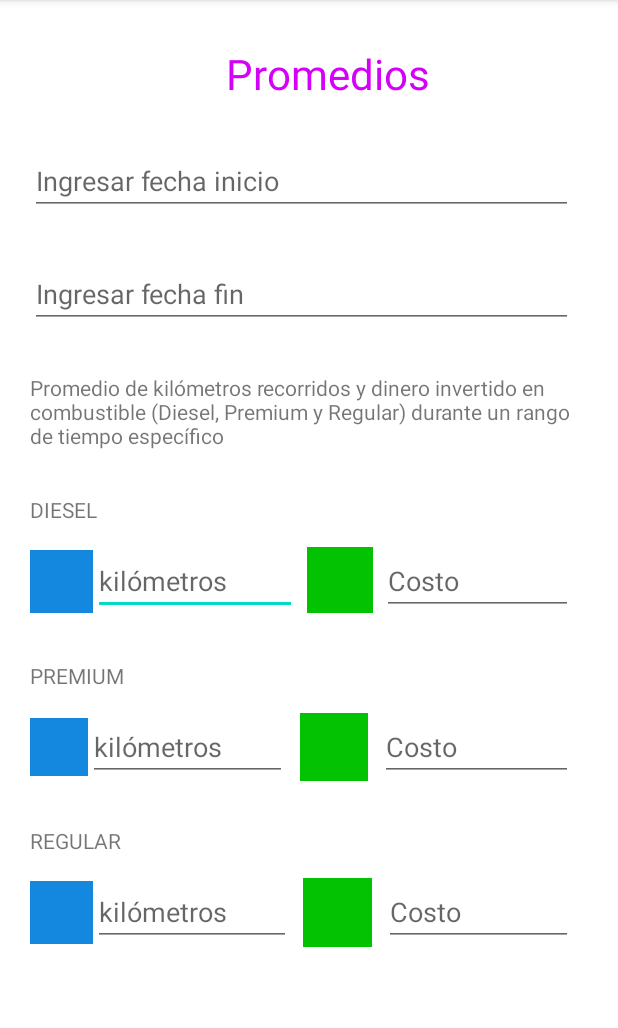
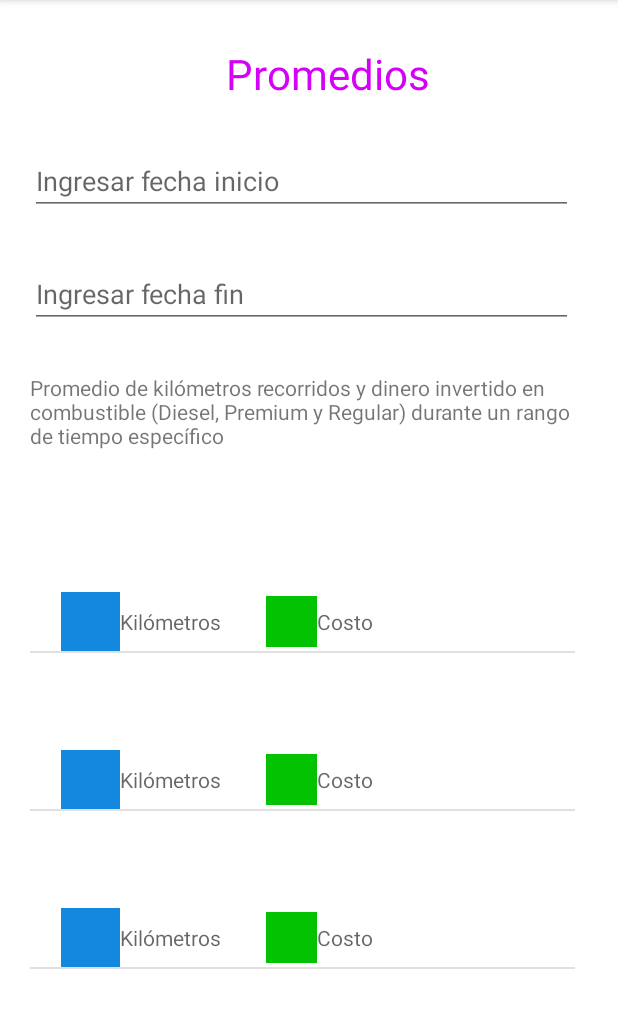
Before and after one commit to wom987/FuelDetailsSQLite, an Android app: the ShowPromedio screen opened directly, with no data from a screen before it, on a phone screen of 412 x 824 dp, the part 84-1112 px from its top. Run offline under Robolectric (Android 15) with nearby library versions, the phone set to English and light mode, and no system bars.

Commit message:
Modifiqué mi pantalla => Memo

```diff
--- a/app/src/main/java/com/example/examenpractico2/ShowPromedio.java
+++ b/app/src/main/java/com/example/examenpractico2/ShowPromedio.java
@@ -4,18 +4,28 @@ import android.app.DatePickerDialog;
 import android.os.Bundle;
 import android.text.InputType;
 import android.view.View;
+import android.widget.AdapterView;
 import android.widget.DatePicker;
 import android.widget.EditText;
+import android.widget.ListView;
+import android.widget.Toast;
 
 import androidx.appcompat.app.AppCompatActivity;
 
+import com.example.examenpractico2.db.CustomAdapter;
+import com.example.examenpractico2.db.Promedio;
+
 import java.text.SimpleDateFormat;
+import java.util.ArrayList;
 import java.util.Calendar;
+import java.util.List;
 
 public class ShowPromedio extends AppCompatActivity {
 
     EditText date_in;
     EditText datefinal_in;
+    ListView listViewPromedio;
+    List<Promedio> lst;
 
     @Override
     protected void onCreate(Bundle savedInstanceState) {
@@ -25,6 +35,21 @@ public class ShowPromedio extends AppCompatActivity {
         datefinal_in = findViewById(R.id.datefin_input);
         date_in.setInputType(InputType.TYPE_NULL);
         datefinal_in.setInputType(InputType.TYPE_NULL);
+
+        listViewPromedio = findViewById(R.id.lvPromedios);
+
+        CustomAdapter adapter = new CustomAdapter( this, GetData());
+        listViewPromedio.setAdapter(adapter);
+        listViewPromedio.setOnItemClickListener(new AdapterView.OnItemClickListener() {
+            @Override
+            public void onItemClick(AdapterView<?> parent, View view, int position, long id) {
+                Promedio p = lst.get(position);
+                /*
+                TOAST
+                Toast.makeText(getBaseContext(),p.kilometrosDiesel,Toast.LENGTH_SHORT).show();
+                */
+            }
+        });
 
         date_in.setOnClickListener(new View.OnClickListener() {
             @Override
@@ -39,6 +64,14 @@ public class ShowPromedio extends AppCompatActivity {
                 showDateDialog2(datefinal_in);
             }
         });
+    }
+
+    private List<Promedio> GetData() {
+        lst = new ArrayList<>();
+        lst.add(new Promedio(1,R.mipmap.arriba,R.mipmap.cash,"","","DIESEL"));
+        lst.add(new Promedio(2,R.mipmap.arriba,R.mipmap.cash,"","","PREMIUM"));
+        lst.add(new Promedio(3,R.mipmap.arriba,R.mipmap.cash,"","","REGULAR"));
+        return  lst;
     }
 
     private void showDateDialog(final EditText date_in){
--- /dev/null
+++ b/app/src/main/java/com/example/examenpractico2/db/CustomAdapter.java
@@ -0,0 +1,64 @@
+package com.example.examenpractico2.db;
+
+import android.content.Context;
+import android.view.LayoutInflater;
+import android.view.View;
+import android.view.ViewGroup;
+import android.widget.BaseAdapter;
+import android.widget.ImageView;
+import android.widget.TextView;
+
+import com.example.examenpractico2.R;
+
+import java.util.List;
+
+public class CustomAdapter extends BaseAdapter {
+    Context context;
+    List<Promedio> lst;
+
+    public CustomAdapter(Context context, List<Promedio> lst) {
+        this.context = context;
+        this.lst = lst;
+    }
+
+    @Override
+    public int getCount() {
+        return lst.size();
+    }
+
+    @Override
+    public Object getItem(int position) {
+        return position;
+    }
+
+    @Override
+    public long getItemId(int position) {
+        return position;
+    }
+
+    @Override
+    public View getView(int position, View convertView, ViewGroup parent) {
+        TextView titulo;
+        ImageView imageViewKilometros;
+        ImageView imageViewCostos;
+        TextView textViewKilometros;
+        TextView textViewCostos;
+
+
+        Promedio p = lst.get(position);
+
+        if(convertView == null)
+        {
+            convertView = LayoutInflater.from(context).inflate(R.layout.listview_promedio,null);
+
+        }
+        titulo = convertView.findViewById(R.id.txvTituloList);
+        imageViewKilometros = convertView.findViewById(R.id.imgvKilometros);
+        imageViewCostos = convertView.findViewById(R.id.imgvCosto);
+        textViewKilometros = convertView.findViewById(R.id.txvKilometros);
+        textViewCostos = convertView.findViewById(R.id.txvCosto);
+
+
+        return convertView;
+    }
+}
--- /dev/null
+++ b/app/src/main/java/com/example/examenpractico2/db/Promedio.java
@@ -0,0 +1,68 @@
+package com.example.examenpractico2.db;
+
+public class Promedio {
+    public int id;
+    public int imagenKilometros;
+    public int imagenCostos;
+    public String kilometros;
+    public String costos;
+    public String titulo;
+
+    public Promedio(int id, int imagenKilometros, int imagenCostos, String kilometros, String costos, String titulo) {
+        this.id = id;
+        this.imagenKilometros = imagenKilometros;
+        this.imagenCostos = imagenCostos;
+        this.kilometros = kilometros;
+        this.costos = costos;
+        this.titulo = titulo;
+    }
+
+
+    public int getId() {
+        return id;
+    }
+
+    public void setId(int id) {
+        this.id = id;
+    }
+
+    public int getImagenKilometros() {
+        return imagenKilometros;
+    }
+
+    public void setImagenKilometros(int imagenKilometros) {
+        this.imagenKilometros = imagenKilometros;
+    }
+
+    public int getImagenCostos() {
+        return imagenCostos;
+    }
+
+    public void setImagenCostos(int imagenCostos) {
+        this.imagenCostos = imagenCostos;
+    }
+
+    public String getKilometros() {
+        return kilometros;
+    }
+
+    public void setKilometros(String kilometros) {
+        this.kilometros = kilometros;
+    }
+
+    public String getCostos() {
+        return costos;
+    }
+
+    public void setCostos(String costos) {
+        this.costos = costos;
+    }
+
+    public String getTitulo() {
+        return titulo;
+    }
+
+    public void setTitulo(String titulo) {
+        this.titulo = titulo;
+    }
+}
--- a/app/src/main/res/layout/activity_show_promedio.xml
+++ b/app/src/main/res/layout/activity_show_promedio.xml
@@ -65,152 +65,13 @@
         android:layout_marginTop="30dp"
         android:text="Promedio de kilómetros recorridos y dinero invertido en combustible (Diesel, Premium y Regular) durante un rango de tiempo específico" />
 
-    <TextView
-        android:id="@+id/txvDiesel"
-        android:layout_width="wrap_content"
-        android:layout_height="wrap_content"
+    <ListView
+        android:id="@+id/lvPromedios"
+        android:layout_width="363dp"
+        android:layout_height="match_parent"
         android:layout_marginLeft="20dp"
         android:layout_marginTop="30dp"
-        android:text="DIESEL" />
-
-    <LinearLayout
-        android:layout_width="match_parent"
-        android:layout_height="wrap_content"
-        android:layout_marginTop="15dp"
-        android:orientation="horizontal">
-
-        <ImageView
-            android:id="@+id/imageView2"
-            android:layout_width="51dp"
-            android:layout_height="46dp"
-            android:layout_marginLeft="20dp"
-            android:layout_weight="1"
-            app:srcCompat="@mipmap/arriba" />
-
-        <EditText
-            android:id="@+id/edtnkilometrosDiesel"
-            android:layout_width="145dp"
-            android:layout_height="wrap_content"
-            android:layout_weight="1"
-            android:ems="10"
-            android:hint="kilómetros"
-            android:inputType="number" />
-
-        <ImageView
-            android:id="@+id/imageView3"
-            android:layout_width="66dp"
-            android:layout_height="44dp"
-            android:layout_weight="1"
-            app:srcCompat="@mipmap/cash" />
-
-        <EditText
-            android:id="@+id/edtnCostoDiesel"
-            android:layout_width="137dp"
-            android:layout_height="wrap_content"
-            android:layout_marginEnd="30dp"
-            android:layout_weight="1"
-            android:ems="10"
-            android:hint="Costo"
-            android:inputType="number" />
-    </LinearLayout>
-
-    <TextView
-        android:id="@+id/txvPremium"
-        android:layout_width="wrap_content"
-        android:layout_height="wrap_content"
-        android:layout_marginLeft="20dp"
-        android:layout_marginTop="30dp"
-        android:text="PREMIUM" />
-
-    <LinearLayout
-        android:layout_width="match_parent"
-        android:layout_height="wrap_content"
-        android:layout_marginTop="15dp"
-        android:orientation="horizontal">
-
-        <ImageView
-            android:id="@+id/imageView4"
-            android:layout_width="43dp"
-            android:layout_height="45dp"
-            android:layout_marginLeft="20dp"
-            android:layout_weight="1"
-            app:srcCompat="@mipmap/arriba" />
-
-        <EditText
-            android:id="@+id/edtnkilometrosPremium"
-            android:layout_width="138dp"
-            android:layout_height="wrap_content"
-            android:layout_weight="1"
-            android:ems="10"
-            android:hint="kilómetros"
-            android:inputType="number" />
-
-        <ImageView
-            android:id="@+id/imageView5"
-            android:layout_width="67dp"
-            android:layout_height="45dp"
-            android:layout_weight="1"
-            app:srcCompat="@mipmap/cash" />
-
-        <EditText
-            android:id="@+id/edtnCostoPremium"
-            android:layout_width="134dp"
-            android:layout_height="wrap_content"
-            android:layout_marginEnd="30dp"
-            android:layout_weight="1"
-            android:ems="10"
-            android:hint="Costo"
-            android:inputType="number" />
-    </LinearLayout>
-
-    <TextView
-        android:id="@+id/txvRegular"
-        android:layout_width="wrap_content"
-        android:layout_height="wrap_content"
-        android:layout_marginLeft="20dp"
-        android:layout_marginTop="30dp"
-        android:text="REGULAR" />
-
-    <LinearLayout
-        android:layout_width="match_parent"
-        android:layout_height="wrap_content"
-        android:layout_marginTop="15dp"
-        android:orientation="horizontal">
-
-        <ImageView
-            android:id="@+id/imageView6"
-            android:layout_width="45dp"
-            android:layout_height="46dp"
-            android:layout_marginLeft="20dp"
-            android:layout_weight="1"
-            app:srcCompat="@mipmap/arriba" />
-
-        <EditText
-            android:id="@+id/edtnkilometrosRegular"
-            android:layout_width="135dp"
-            android:layout_height="wrap_content"
-            android:layout_weight="1"
-            android:ems="10"
-            android:hint="kilómetros"
-            android:inputType="number" />
-
-        <ImageView
-            android:id="@+id/imageView7"
-            android:layout_width="65dp"
-            android:layout_height="46dp"
-            android:layout_weight="1"
-            app:srcCompat="@mipmap/cash" />
-
-        <EditText
-            android:id="@+id/edtnCostoRegular"
-            android:layout_width="130dp"
-            android:layout_height="wrap_content"
-            android:layout_marginEnd="30dp"
-            android:layout_weight="1"
-            android:ems="10"
-            android:hint="Costo"
-            android:inputType="number" />
-    </LinearLayout>
+        android:layout_marginBottom="30dp" />
 
 
 </LinearLayout>
--- /dev/null
+++ b/app/src/main/res/layout/listview_promedio.xml
@@ -0,0 +1,57 @@
+<?xml version="1.0" encoding="utf-8"?>
+<LinearLayout
+    xmlns:android="http://schemas.android.com/apk/res/android"
+    xmlns:app="http://schemas.android.com/apk/res-auto"
+    android:layout_width="match_parent"
+    android:layout_height="match_parent"
+    android:orientation="vertical">
+
+    <TextView
+        android:id="@+id/txvTituloList"
+        android:layout_width="match_parent"
+        android:layout_height="wrap_content"
+        android:layout_marginLeft="20dp"
+        android:layout_marginTop="30dp"
+        android:textColor="#F6F3F3" />
+
+
+    <LinearLayout
+        android:layout_width="match_parent"
+        android:layout_height="wrap_content"
+        android:layout_marginLeft="20dp"
+        android:layout_marginTop="15dp"
+        android:orientation="horizontal">
+
+        <ImageView
+            android:id="@+id/imgvKilometros"
+            android:layout_width="10dp"
+            android:layout_height="39dp"
+            android:layout_weight="1"
+            app:srcCompat="@mipmap/arriba" />
+
+        <TextView
+            android:id="@+id/txvKilometros"
+            android:layout_width="wrap_content"
+            android:layout_height="39dp"
+            android:gravity="center|left"
+            android:layout_weight="1"
+            android:hint="Kilómetros" />
+
+        <ImageView
+            android:id="@+id/imgvCosto"
+            android:layout_width="4dp"
+            android:layout_height="39dp"
+            android:layout_weight="1"
+            app:srcCompat="@mipmap/cash" />
+
+        <TextView
+            android:id="@+id/txvCosto"
+            android:layout_width="112dp"
+            android:layout_height="39dp"
+            android:layout_marginEnd="30dp"
+            android:gravity="center|left"
+            android:layout_weight="1"
+            android:hint="Costo" />
+    </LinearLayout>
+
+</LinearLayout>
```
